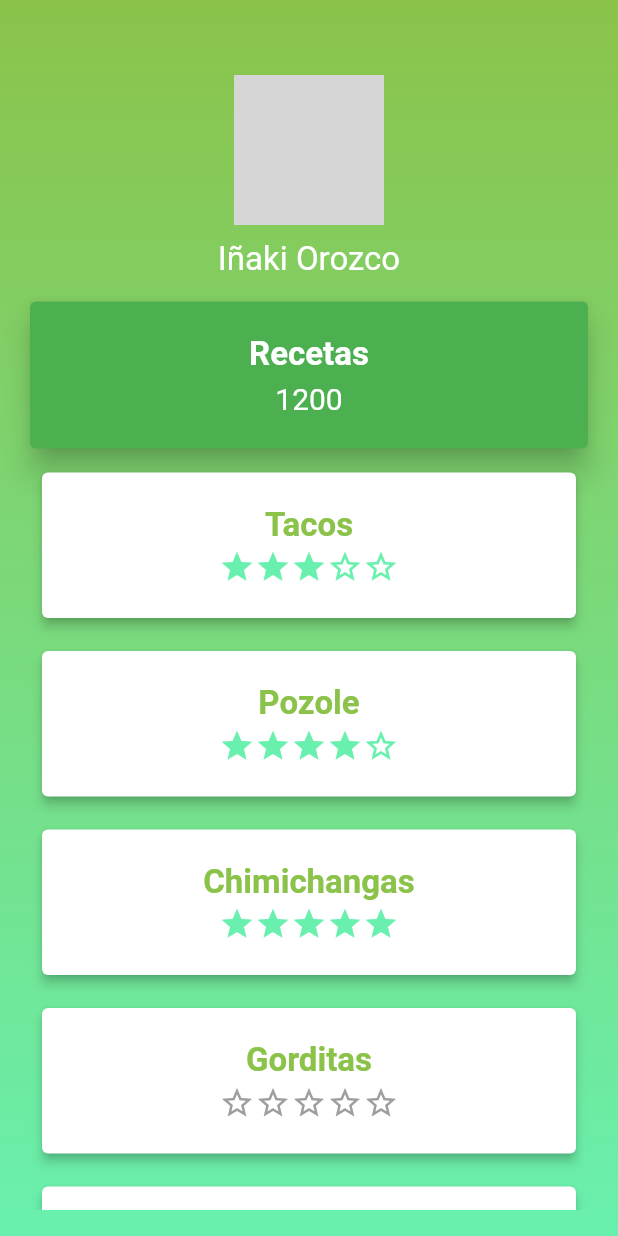
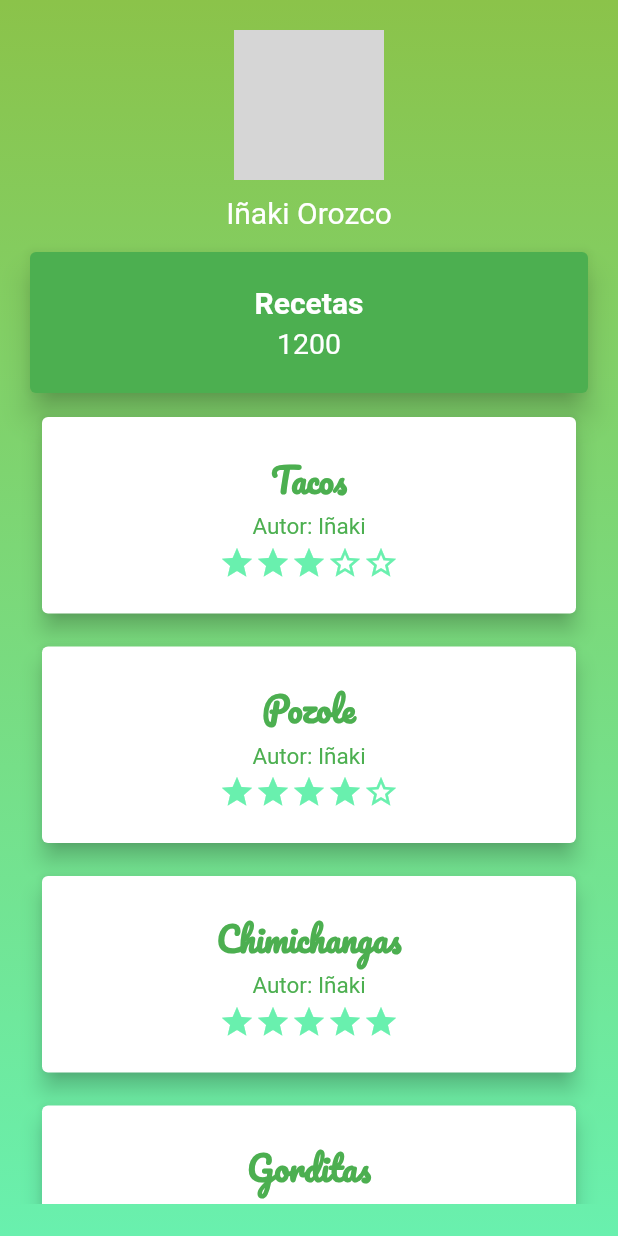
Before and after one commit to Haro1610/Proyecto-PAM-Vegan, a Flutter app: the Perfil screen opened directly, on a phone screen of 412 x 824 dp. Run offline on Flutter 3.47's test engine with Material 2 defaults, Android fonts, the phone set to English and light mode, and no system bars; our stand-ins replace bloc, cloud_firestore, equatable, firebase_auth, firebase_core, flutter_bloc and 7 more; accounts and stored records are empty; network calls fail; Roboto replaces fonts that are missing (Overpass); grey boxes are pictures that could not be loaded.

Commit message:
Casi funcional el perfil

```diff
--- a/lib/perfil/perfil.dart
+++ b/lib/perfil/perfil.dart
@@ -1,19 +1,26 @@
 import 'package:flutter/cupertino.dart';
 import 'package:flutter/material.dart';
+import 'package:google_fonts/google_fonts.dart';
+
+import '../recetaEsp/recetaEsp.dart';
 
 class Platillo extends StatelessWidget {
   int stars = 6;
   String name = "Pozole";
+  String author = "Iñaki";
 
-  Platillo(int stars, String name) {
+  Platillo(int stars, String name, String author) {
     this.stars = stars;
     this.name = name;
+    this.author = author;
   }
 
   @override
   Widget build(BuildContext context) {
     return TextButton(
       onPressed: () {
+        Navigator.of(context)
+            .push(MaterialPageRoute(builder: (context) => RecetasEsp()));
         /*
         BlocProvider.of<TimeBloc>(context).pais = PlatilloName;
         BlocProvider.of<TimeBloc>(context).add(TimeGet());
@@ -24,7 +31,7 @@ class Platillo extends StatelessWidget {
         margin: EdgeInsets.symmetric(horizontal: 20.0, vertical: 3.0),
         clipBehavior: Clip.antiAlias,
         color: Colors.white,
-        elevation: 3.0,
+        elevation: 6.0,
         child: Padding(
           padding: const EdgeInsets.symmetric(horizontal: 8.0, vertical: 22.0),
           child: Row(
@@ -32,14 +39,24 @@ class Platillo extends StatelessWidget {
               Expanded(
                 child: Column(
                   children: [
-                    Text(
-                      name,
-                      style: TextStyle(
-                        color: Colors.lightGreen,
+                    Text(name,
+                        style: GoogleFonts.pacifico(
+                          textStyle: TextStyle(
+                            color: Colors.green,
                             fontSize: 22.0,
                             fontWeight: FontWeight.bold,
                           ),
+                        )),
+                    SizedBox(
+                      height: 3.0,
                     ),
+                    Text("Autor: " + author,
+                        style: GoogleFonts.overpass(
+                          textStyle: TextStyle(
+                            color: Colors.green,
+                            fontSize: 15.0,
+                          ),
+                        )),
                     SizedBox(
                       height: 3.0,
                     ),
@@ -58,6 +75,11 @@ class Platillo extends StatelessWidget {
 class Perfil extends StatelessWidget {
   @override
   Widget build(BuildContext context) {
+    var _imagenPerfil = NetworkImage(
+      "https://islam.ru/en/sites/default/files/img/story/2014/02/red-fox2.jpg",
+    );
+    String _recetasCant = "1200";
+    String _autor = "Iñaki Orozco";
     return Scaffold(
       body: Column(
         children: [
@@ -69,7 +91,7 @@ class Perfil extends StatelessWidget {
                       colors: [Colors.lightGreen, Colors.greenAccent])),
               height: MediaQuery.of(context).size.height,
               child: Container(
-                margin: EdgeInsets.only(top: 50.0),
+                margin: EdgeInsets.only(top: 20.0),
                 width: double.infinity,
                 child: Center(
                   child: Column(
@@ -77,21 +99,19 @@ class Perfil extends StatelessWidget {
                     mainAxisAlignment: MainAxisAlignment.start,
                     children: [
                       CircleAvatar(
-                        backgroundImage: NetworkImage(
-                          "https://islam.ru/en/sites/default/files/img/story/2014/02/red-fox2.jpg",
-                        ),
+                        backgroundImage: _imagenPerfil,
                         radius: 50.0,
                       ),
                       SizedBox(
                         height: 10.0,
                       ),
-                      Text(
-                        "Iñaki Orozco",
-                        style: TextStyle(
-                          fontSize: 22.0,
+                      Text(_autor,
+                          style: GoogleFonts.overpass(
+                            textStyle: TextStyle(
+                              fontSize: 20.0,
                               color: Colors.white,
                             ),
-                      ),
+                          )),
                       SizedBox(
                         height: 10.0,
                       ),
@@ -109,24 +129,24 @@ class Perfil extends StatelessWidget {
                               Expanded(
                                 child: Column(
                                   children: [
-                                    Text(
-                                      "Recetas",
-                                      style: TextStyle(
+                                    Text("Recetas",
+                                        style: GoogleFonts.overpass(
+                                          textStyle: TextStyle(
                                             color: Colors.white,
-                                        fontSize: 22.0,
+                                            fontSize: 20.0,
                                             fontWeight: FontWeight.bold,
                                           ),
-                                    ),
+                                        )),
                                     SizedBox(
                                       height: 5.0,
                                     ),
-                                    Text(
-                                      "1200",
-                                      style: TextStyle(
-                                        fontSize: 20.0,
+                                    Text(_recetasCant,
+                                        style: GoogleFonts.overpass(
+                                          textStyle: TextStyle(
+                                            fontSize: 19.0,
                                             color: Colors.white,
                                           ),
-                                    ),
+                                        )),
                                   ],
                                 ),
                               ),
@@ -135,15 +155,15 @@ class Perfil extends StatelessWidget {
                         ),
                       ),
                       Container(
-                          height: MediaQuery.of(context).size.height * .61,
+                          height: MediaQuery.of(context).size.height * .65,
                           child: ListView(
                               scrollDirection: Axis.vertical,
                               children: [
-                                Platillo(3, "Tacos"),
-                                Platillo(4, "Pozole"),
-                                Platillo(5, "Chimichangas"),
-                                Platillo(6, "Gorditas"),
-                                Platillo(0, "Ratatouille"),
+                                Platillo(3, "Tacos", "Iñaki"),
+                                Platillo(4, "Pozole", "Iñaki"),
+                                Platillo(5, "Chimichangas", "Iñaki"),
+                                Platillo(6, "Gorditas", "Iñaki"),
+                                Platillo(0, "Ratatouille", "Iñaki"),
                               ])),
                     ],
                   ),
```
Also changed, not shown: lib/principal/principal.dart (+51 -40 lines), lib/recetaEsp/recetaEsp.dart (+35 -3 lines), lib/recetas/recetas.dart (+33 -2 lines). Lines whose indentation alone changed are shown as unchanged.
